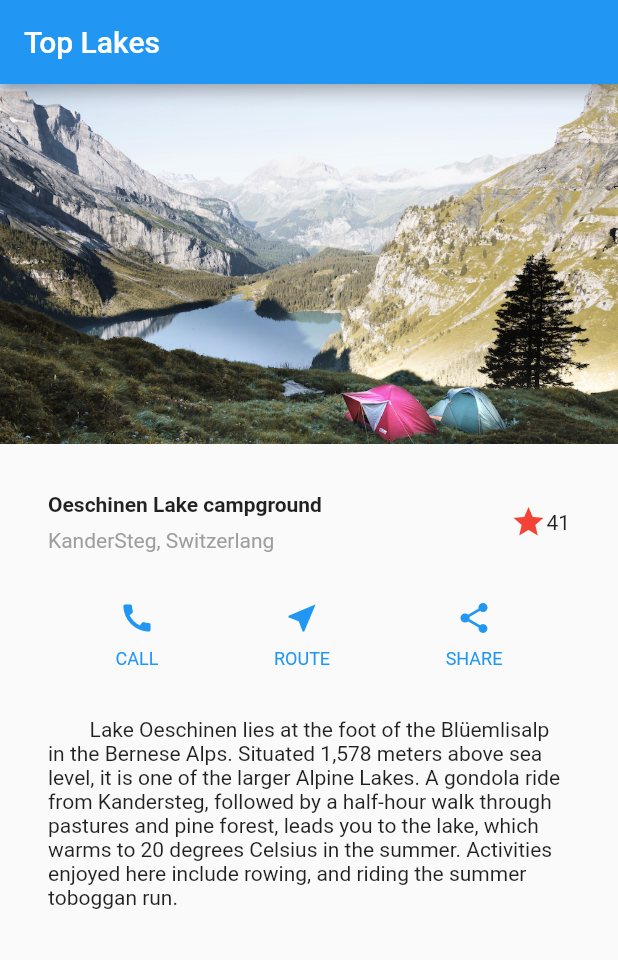
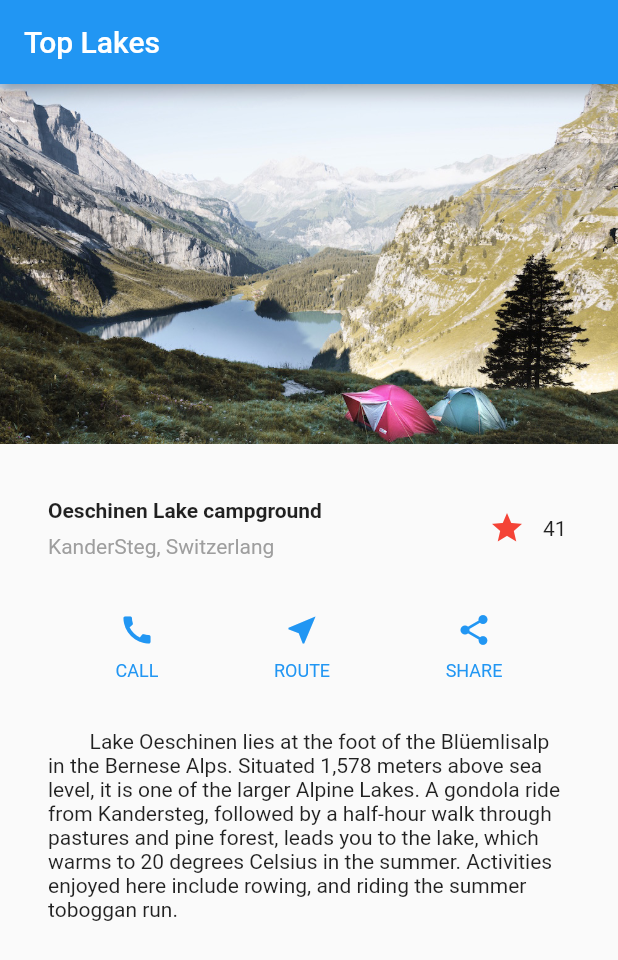
Before and after one commit to ggggxiaolong/flutter_app, a Flutter app: the screen it shows after launch, on a phone screen of 412 x 824 dp. Shown: the top 960 px of the screen. Run offline on Flutter 3.47's test engine with Material 2 defaults, Android fonts, the phone set to English and light mode, and no system bars.

Commit message:
给应用添加交互

```diff
--- a/lib/main.dart
+++ b/lib/main.dart
@@ -31,11 +31,7 @@ class MyApp extends StatelessWidget {
               ],
             ),
           ),
-          new Icon(
-            Icons.star,
-            color: Colors.red[500],
-          ),
-          new Text('41'),
+          new FavoriteWidget(),
         ],
       ),
     );
@@ -110,3 +106,47 @@ class MyApp extends StatelessWidget {
     );
   }
 }
+
+class FavoriteWidget extends StatefulWidget {
+  @override
+    _FavoriteWidgetState createState() => new _FavoriteWidgetState();
+}
+
+class _FavoriteWidgetState extends State<FavoriteWidget> {
+  bool _isFavorited = true;
+  int _favotiteCount = 41;
+
+  void _toggleFavorite() {
+    setState(() {
+      if (_isFavorited) {
+        _favotiteCount -= 1;
+        _isFavorited = false;
+      } else {
+        _favotiteCount += 1;
+        _isFavorited = true;
+      }
+    });
+  }
+  @override
+    Widget build(BuildContext context) {
+      return new Row(
+        mainAxisSize: MainAxisSize.min,
+        children: <Widget>[
+         new Container(
+           padding: new EdgeInsets.all(0.0),
+           child: new IconButton(
+             icon: (_isFavorited? new Icon(Icons.star):new Icon(Icons.star_border)),
+             color: Colors.red[500],
+             onPressed: _toggleFavorite,
+           ),
+         ),
+         new SizedBox(
+           width: 18.0,
+           child: new Container(
+             child: new Text('$_favotiteCount'),
+           ),
+         )
+        ],
+      );
+    }
+}
```
